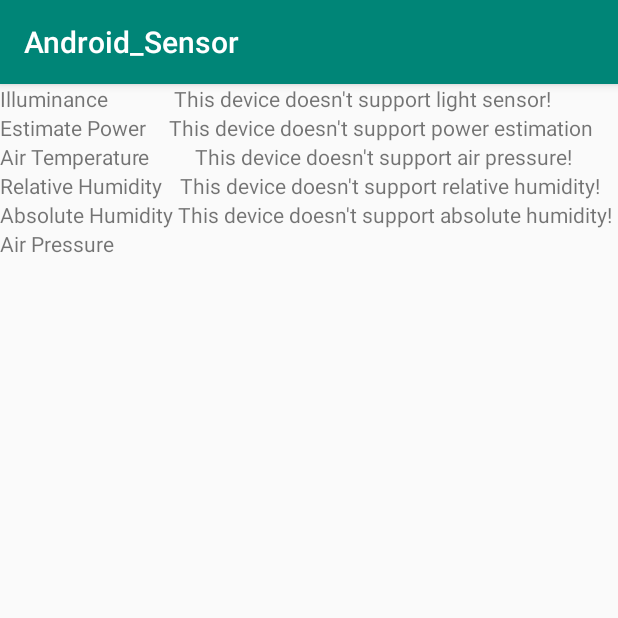
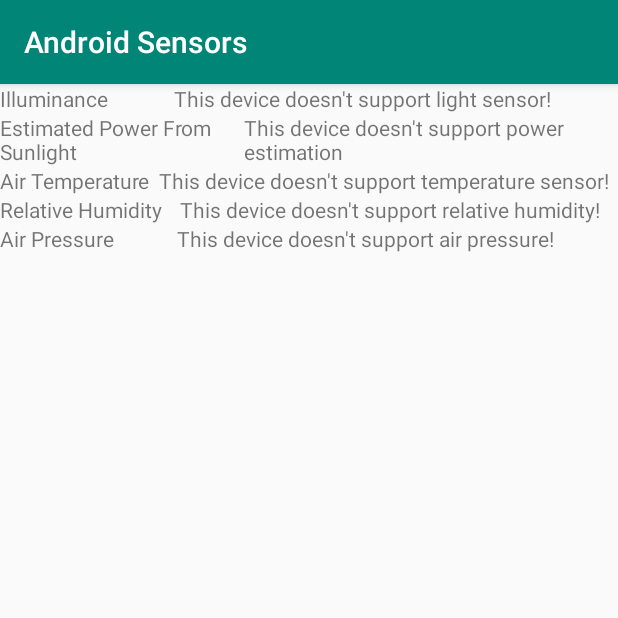
Before and after one commit to tyc222/Andriod_Sensors, an Android app: the screen it shows after launch (MainActivity), on a phone screen of 412 x 824 dp, the top half of it. Run offline under Robolectric (Android 15) with nearby library versions, the phone set to English and light mode, and no system bars.

Commit message:
Attach sensors

```diff
--- a/app/src/main/java/com/example/android_sensor/MainActivity.java
+++ b/app/src/main/java/com/example/android_sensor/MainActivity.java
@@ -10,6 +10,8 @@ import android.os.Bundle;
 import android.util.EventLog;
 import android.widget.TextView;
 
+import java.text.DecimalFormat;
+
 public class MainActivity extends AppCompatActivity implements SensorEventListener {
 
     private SensorManager sensorManager;
@@ -20,7 +22,6 @@ public class MainActivity extends AppCompatActivity implements SensorEventListen
     private TextView lightView;
     private TextView powerView;
     private TextView temperatureView;
-    private TextView absoluteHumidityView;
     private TextView relativeHumidityView;
     private TextView airPressureView;
 
@@ -29,13 +30,14 @@ public class MainActivity extends AppCompatActivity implements SensorEventListen
         super.onCreate(savedInstanceState);
         setContentView(R.layout.activity_main);
 
+        setTitle("Android Sensors");
+
         // Find views
         lightView = findViewById(R.id.illuminance);
         powerView = findViewById(R.id.estimate_power);
         temperatureView= findViewById(R.id.air_temperature);
-        absoluteHumidityView = findViewById(R.id.absolute_humidity);
         relativeHumidityView = findViewById(R.id.relative_humidity);
-        airPressureView = findViewById(R.id.air_temperature);
+        airPressureView = findViewById(R.id.air_pressure);
 
         // Get an instance of the sensor service, and use that to get an instance of
         // a particular sensor.
@@ -59,9 +61,9 @@ public class MainActivity extends AppCompatActivity implements SensorEventListen
         }
 
         if (relativeHumidity == null) {
-            absoluteHumidityView.setText("This device doesn't support absolute humidity!");
             relativeHumidityView.setText("This device doesn't support relative humidity!");
         }
+
 
         if (airPressure == null){
             airPressureView.setText("This device doesn't support air pressure!");
@@ -72,9 +74,31 @@ public class MainActivity extends AppCompatActivity implements SensorEventListen
     @Override
     public void onSensorChanged(SensorEvent event) {
 
+        int type = event.sensor.getType();
+
+        switch (type) {
+            case Sensor.TYPE_LIGHT:
+                lightView.setText(String.valueOf(event.values[0]));
+                double irradiance = event.values[0] *0.0079;
+                DecimalFormat f = new DecimalFormat("##.00");
+                powerView.setText(String.valueOf(f.format(irradiance)));
+                break;
+
+            case Sensor.TYPE_AMBIENT_TEMPERATURE:
+                temperatureView.setText(String.valueOf(event.values[0]));
+                break;
+
+            case Sensor.TYPE_RELATIVE_HUMIDITY:
+                relativeHumidityView.setText(String.valueOf(event.values[0]));
+                break;
+
+            case Sensor.TYPE_PRESSURE:
+                airPressureView.setText(String.valueOf(event.values[0]));
+                break;
+        }
 
 
-        lightView.setText(String.valueOf(event.values[0]));
+
     }
 
     @Override
@@ -86,6 +110,9 @@ public class MainActivity extends AppCompatActivity implements SensorEventListen
     protected void onResume() {
         super.onResume();
         sensorManager.registerListener(this, light, SensorManager.SENSOR_DELAY_FASTEST);
+        sensorManager.registerListener(this, temperature, SensorManager.SENSOR_DELAY_FASTEST);
+        sensorManager.registerListener(this, relativeHumidity, SensorManager.SENSOR_DELAY_FASTEST);
+        sensorManager.registerListener(this, airPressure, SensorManager.SENSOR_DELAY_FASTEST);
     }
 
     @Override
--- a/app/src/main/res/layout/activity_main.xml
+++ b/app/src/main/res/layout/activity_main.xml
@@ -79,23 +79,6 @@
             android:layout_weight="1" />
     </LinearLayout>
 
-    <LinearLayout
-        android:layout_width="match_parent"
-        android:layout_height="wrap_content"
-        android:orientation="horizontal">
-
-        <TextView
-            android:layout_width="wrap_content"
-            android:layout_height="match_parent"
-            android:layout_weight="1"
-            android:text="@string/absolute_humidity" />
-
-        <TextView
-            android:id="@+id/absolute_humidity"
-            android:layout_width="wrap_content"
-            android:layout_height="match_parent"
-            android:layout_weight="1" />
-    </LinearLayout>
 
     <LinearLayout
         android:layout_width="match_parent"
--- a/app/src/main/res/values/strings.xml
+++ b/app/src/main/res/values/strings.xml
@@ -3,7 +3,6 @@
     <string name="illuminance">Illuminance</string>
     <string name="air_temperature">Air Temperature</string>
     <string name="relative_humidity">Relative Humidity</string>
-    <string name="absolute_humidity">Absolute Humidity</string>
     <string name="air_pressure">Air Pressure</string>
-    <string name="estimate_power">Estimate Power</string>
+    <string name="estimate_power">Estimated Power From Sunlight</string>
 </resources>
```
